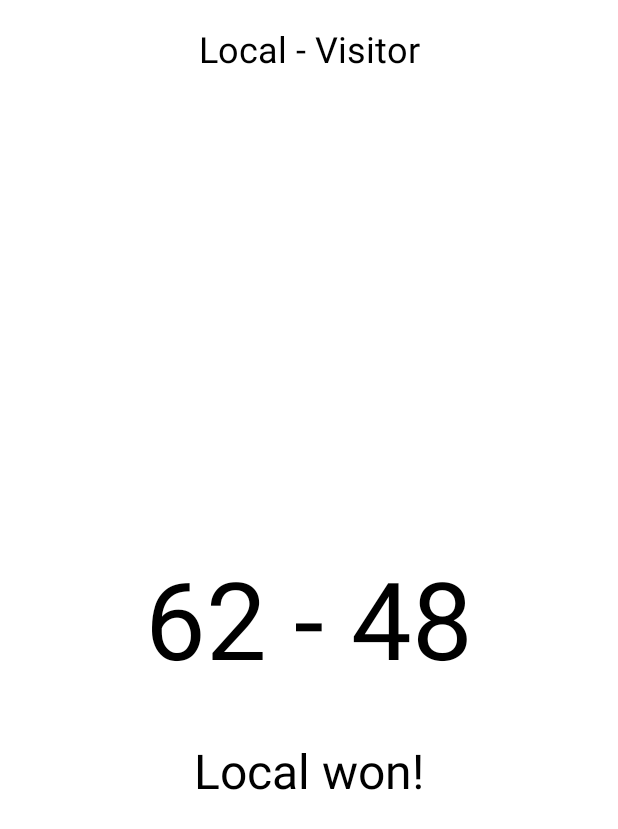
After one commit to thales-ruan/Placar-Jogo-Basquete-em-Kotlin, an Android app: the layout activity_final.xml on its own in the app's theme, with its tools: preview values and no code run, on a phone screen of 412 x 824 dp. The commit adds this screen. Shown: the top 829 px of the screen. Run offline under Robolectric (Android 15) with nearby library versions, the light colour scheme and no system bars.

Commit message:
app finalizado

```diff
--- a/app/src/main/java/com/example/placarjogokotlin/MainViewModel.kt
+++ b/app/src/main/java/com/example/placarjogokotlin/MainViewModel.kt
@@ -49,4 +49,9 @@ class MainViewModel(application: Application) : AndroidViewModel(application){
       mValorVisitante.value = mValorVisitante.value?.minus(1)
     }
   }
+
+  fun reset(){
+    mValorLocal.value = 0
+    mValorVisitante.value = 0
+  }
 }
--- /dev/null
+++ b/app/src/main/res/layout/activity_final.xml
@@ -0,0 +1,48 @@
+<?xml version="1.0" encoding="utf-8"?>
+
+<LinearLayout android:layout_width="match_parent"
+    android:layout_height="match_parent" xmlns:android="http://schemas.android.com/apk/res/android"
+    xmlns:app="http://schemas.android.com/apk/res-auto"
+    xmlns:tools="http://schemas.android.com/tools">
+
+
+    <RelativeLayout
+        android:layout_width="match_parent"
+        android:layout_height="match_parent"
+        android:orientation="vertical"
+        tools:context=".ActivityFinal">
+
+        <TextView
+            android:layout_width="match_parent"
+            android:layout_height="wrap_content"
+            android:padding="16dp"
+            android:gravity="center"
+            android:textSize="24sp"
+            android:textColor="@color/black"
+            android:text="@string/local_vs_visitor" />
+
+        <TextView
+            android:id="@+id/score_text"
+            android:layout_width="match_parent"
+            android:layout_height="wrap_content"
+            android:layout_centerInParent="true"
+            android:gravity="center"
+            android:padding="16dp"
+            android:textColor="@color/black"
+            android:textSize="72sp"
+            tools:text="62 - 48" />
+
+        <TextView
+            android:id="@+id/who_won_text"
+            android:layout_width="match_parent"
+            android:layout_height="wrap_content"
+            android:layout_below="@id/score_text"
+            android:gravity="center"
+            android:padding="16dp"
+            android:textColor="@color/black"
+            android:textSize="32sp"
+            tools:text="@string/local_won" />
+
+
+    </RelativeLayout>
+</LinearLayout>
```
Also changed, not shown: app/src/main/AndroidManifest.xml (+7 -0 lines), app/src/main/java/com/example/placarjogokotlin/ActivityFinal.kt (added, +57 -0 lines), app/src/main/java/com/example/placarjogokotlin/MainActivity.kt (+23 -17 lines).
